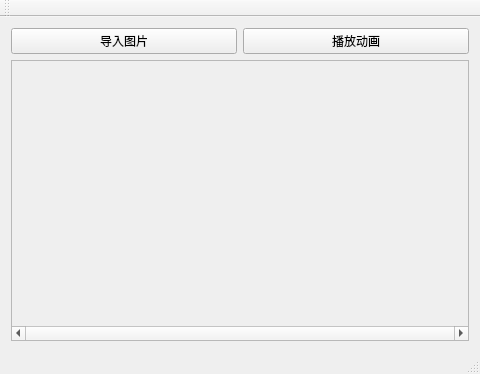
This is live2d_x_editor/EditorWindow.ui in aboduo/live2d-x as Qt 5 draws it before an edit. The edited form follows.
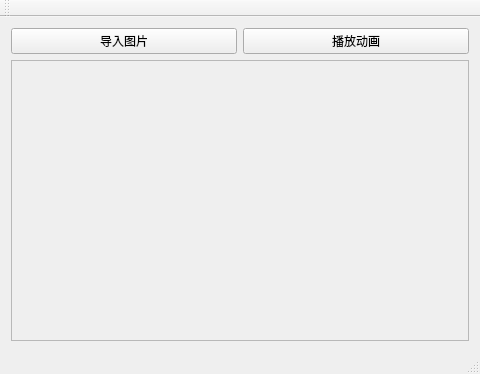
This is the edited form. Custom widgets are drawn as their Qt base class.

Commit message: 更新编辑器界面，使绘图区域大小固定

The edit to the form file:
```diff
--- a/live2d_x_editor/EditorWindow.ui
+++ b/live2d_x_editor/EditorWindow.ui
@@ -28,7 +28,7 @@
        <enum>Qt::ScrollBarAsNeeded</enum>
       </property>
       <property name="horizontalScrollBarPolicy">
-       <enum>Qt::ScrollBarAlwaysOn</enum>
+       <enum>Qt::ScrollBarAsNeeded</enum>
       </property>
       <property name="widgetResizable">
        <bool>true</bool>
@@ -39,9 +39,11 @@
          <x>0</x>
          <y>0</y>
          <width>454</width>
-         <height>242</height>
+         <height>258</height>
         </rect>
        </property>
+       <layout class="QGridLayout" name="gridLayout_2">
+        <item row="0" column="0">
        <widget class="OpenGLView" name="widget" native="true">
         <property name="geometry">
          <rect>
@@ -58,6 +60,8 @@
          </sizepolicy>
         </property>
        </widget>
+        </item>
+       </layout>
       </widget>
      </widget>
     </item>
```
Left out of the diff: 8 changed lines with no effect on the pictures. Lines whose indentation alone changed are shown as unchanged. The commit also changes 6 other files.
